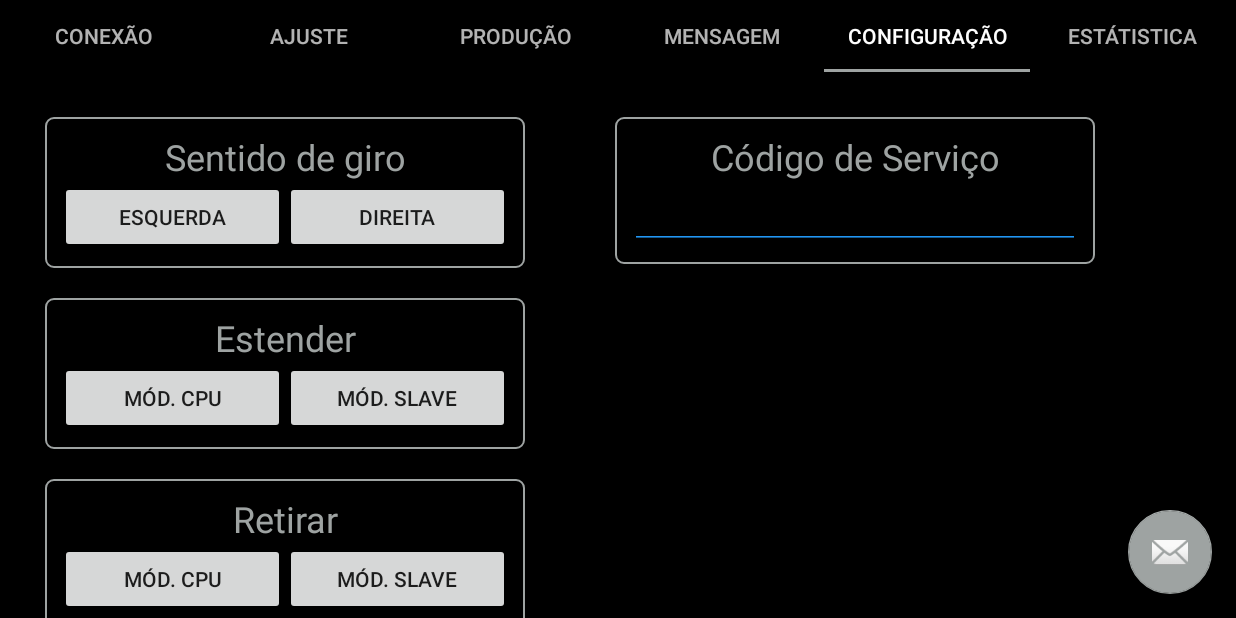
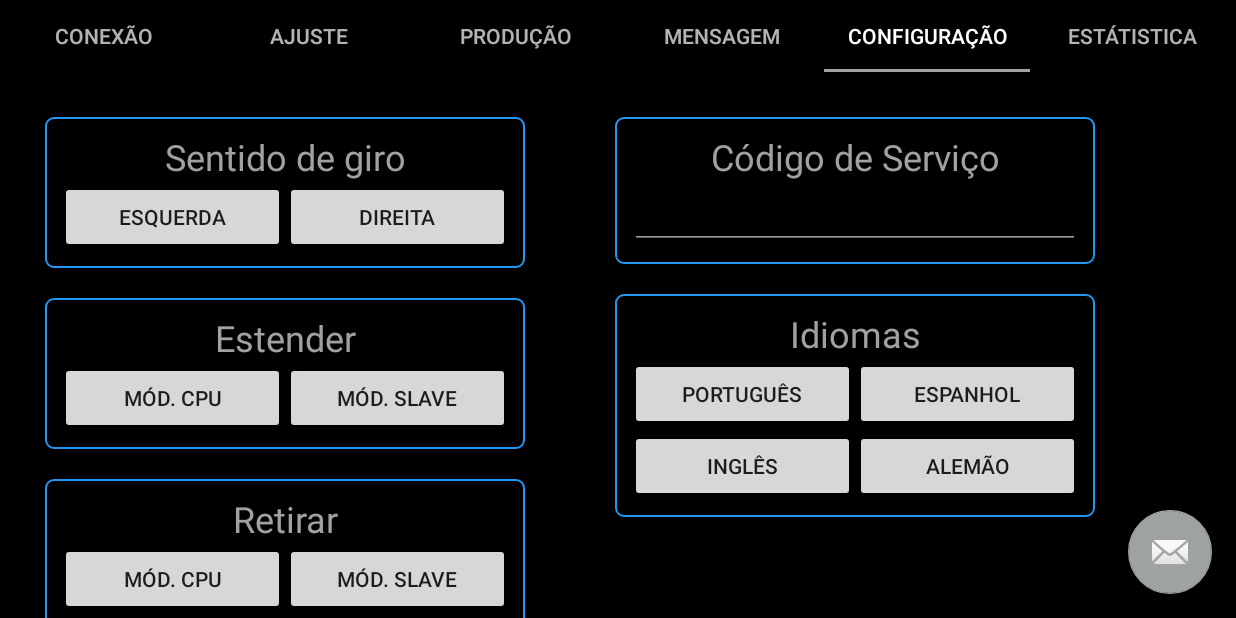
Before and after one commit to thomas-michels/iPrint, an Android app: the screen it shows after launch (MainActivity), tab 5 chosen, on a phone screen of 824 x 412 dp (held sideways). Run offline under Robolectric (Android 15) with nearby library versions, the phone set to English and light mode, and no system bars; 1 statement that could not run was skipped.

Commit message:
pagina de config e estatistica prontas

```diff
--- a/app/src/main/res/drawable/borda.xml
+++ b/app/src/main/res/drawable/borda.xml
@@ -2,7 +2,7 @@
 <shape
     xmlns:android="http://schemas.android.com/apk/res/android"
     android:shape="rectangle" >
-    <stroke android:width="1dip" android:color="@color/colorAccent"/>
+    <stroke android:width="1dip" android:color="@color/colorSecondary"/>
     <corners
         android:bottomRightRadius="5dp"
         android:bottomLeftRadius="5dp"
--- a/app/src/main/res/layout/configuracao.xml
+++ b/app/src/main/res/layout/configuracao.xml
@@ -192,7 +192,7 @@
                         style="@style/Widget.AppCompat.EditText"
                         android:layout_width="match_parent"
                         android:layout_height="wrap_content"
-                        android:backgroundTint="#2196F3"
+                        android:backgroundTint="@color/colorAccent"
                         android:ems="10"
                         android:inputType="textPersonName"
                         android:textColor="@color/colorAccent" />
@@ -202,6 +202,70 @@
                 <Space
                     android:layout_width="match_parent"
                     android:layout_height="20dp" />
+
+                <LinearLayout
+                    android:id="@+id/linguas"
+                    android:layout_width="wrap_content"
+                    android:layout_height="match_parent"
+                    android:background="@drawable/borda"
+                    android:orientation="vertical"
+                    android:padding="10dp">
+
+                    <TextView
+                        android:id="@+id/tv_idioma"
+                        android:layout_width="300dp"
+                        android:layout_height="wrap_content"
+                        android:text="Idiomas"
+                        android:textAlignment="center"
+                        android:textColor="@color/colorAccent"
+                        android:textSize="24sp" />
+
+                    <LinearLayout
+                        android:id="@+id/botoes_linguas"
+                        android:layout_width="match_parent"
+                        android:layout_height="match_parent"
+                        android:layout_weight="1"
+                        android:orientation="horizontal">
+
+                        <Button
+                            android:id="@+id/btn_portugues"
+                            android:layout_width="150dp"
+                            android:layout_height="wrap_content"
+                            android:layout_weight="1"
+                            android:text="Português" />
+
+                        <Button
+                            android:id="@+id/btn_espanhol"
+                            android:layout_width="150dp"
+                            android:layout_height="wrap_content"
+                            android:layout_weight="1"
+                            android:text="Espanhol" />
+
+                    </LinearLayout>
+
+                    <LinearLayout
+                        android:id="@+id/botoes_linguas2"
+                        android:layout_width="wrap_content"
+                        android:layout_height="match_parent"
+                        android:layout_weight="1"
+                        android:orientation="horizontal">
+
+                        <Button
+                            android:id="@+id/btn_ingles"
+                            android:layout_width="150dp"
+                            android:layout_height="wrap_content"
+                            android:layout_weight="1"
+                            android:text="Inglês" />
+
+                        <Button
+                            android:id="@+id/btn_alemao"
+                            android:layout_width="150dp"
+                            android:layout_height="wrap_content"
+                            android:layout_weight="1"
+                            android:text="Alemão" />
+                    </LinearLayout>
+
+                </LinearLayout>
             </LinearLayout>
 
         </LinearLayout>
--- a/app/src/main/res/values/colors.xml
+++ b/app/src/main/res/values/colors.xml
@@ -3,4 +3,5 @@
     <color name="colorPrimary">#000000</color>
     <color name="colorPrimaryDark">#000000</color>
     <color name="colorAccent">#9EA3A2</color>
+    <color name="colorSecondary">#2196F3</color>
 </resources>
```
Also changed, not shown: app/src/main/res/layout/estatistica.xml (+16 -16 lines).
